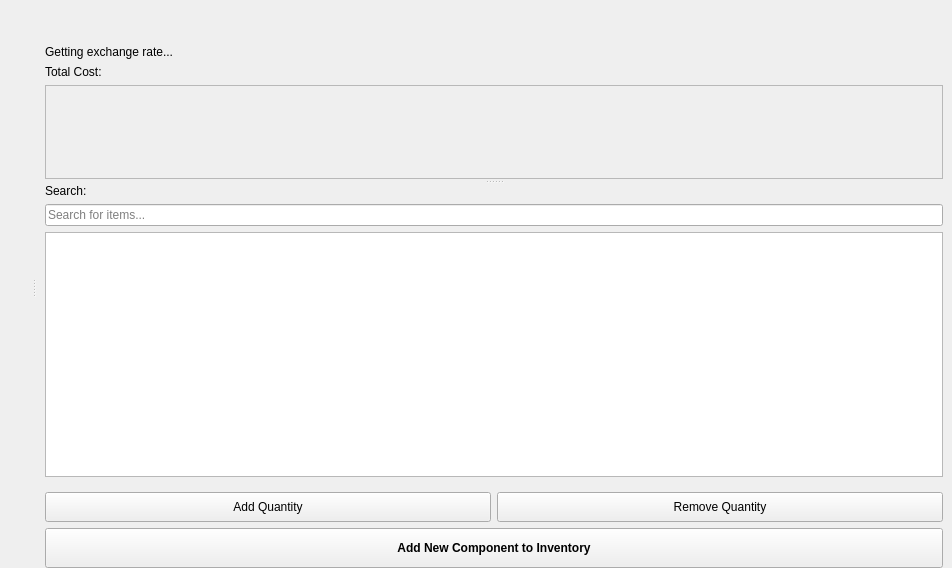
Old version of the form ui/widgets/components_tab.ui in the repository TheCodingJsoftware/Invigo.
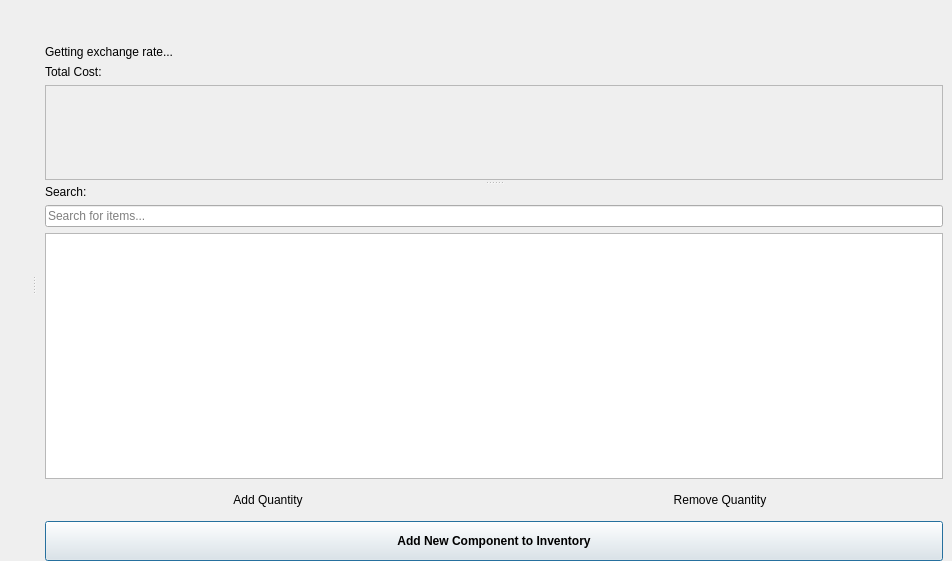
New version of the form. Icons and pictures are not drawn.

What changed in the file:
```diff
--- a/ui/widgets/components_tab.ui
+++ b/ui/widgets/components_tab.ui
@@ -7,7 +7,7 @@
     <x>0</x>
     <y>0</y>
     <width>952</width>
-    <height>568</height>
+    <height>561</height>
    </rect>
   </property>
   <property name="windowTitle">
@@ -91,6 +91,9 @@
           <property name="rightMargin">
            <number>0</number>
           </property>
+          <property name="bottomMargin">
+           <number>0</number>
+          </property>
           <item>
            <layout class="QHBoxLayout" name="horizontalLayout_3">
             <item>
@@ -186,8 +189,8 @@
                   <rect>
                    <x>0</x>
                    <y>0</y>
-                   <width>892</width>
-                   <height>77</height>
+                   <width>891</width>
+                   <height>78</height>
                   </rect>
                  </property>
                  <property name="maximumSize">
@@ -304,6 +307,9 @@
            <property name="text">
             <string>Add Quantity</string>
            </property>
+           <property name="flat">
+            <bool>true</bool>
+           </property>
           </widget>
          </item>
          <item>
@@ -320,6 +326,9 @@
            <property name="text">
             <string>Remove Quantity</string>
            </property>
+           <property name="flat">
+            <bool>true</bool>
+           </property>
           </widget>
          </item>
         </layout>
@@ -361,29 +370,6 @@
          <property name="statusTip">
           <string>Create a new item</string>
          </property>
-         <property name="styleSheet">
-          <string notr="true">QPushButton#pushButton_create_new{
-    color: #171717;
-	background-color: #3daee9;
-	border: 1px solid #3daee9;
-	border-radius: 8px;
-	padding: 8px 16px;
-	font-weight: bold;
-}
-QPushButton#pushButton_create_new:hover{
-	background-color: #48b6ed;
-	border-color: #48b6ed;
-}
-QPushButton#pushButton_create_new:pressed{
-	background-color: #2b92c5;
-}
-QPushButton#pushButton_create_new:disabled{
-	background-color: rgba(44, 44, 44, 130);
-	border: 1px solid rgba(57, 57, 57, 130);
-	color: rgb(144, 144, 144);
-	border-radius: 4px;
-}r</string>
-         </property>
          <property name="text">
           <string>Add New Component to Inventory</string>
          </property>
@@ -391,7 +377,7 @@
           <bool>false</bool>
          </property>
          <property name="default">
-          <bool>false</bool>
+          <bool>true</bool>
          </property>
          <property name="flat">
           <bool>false</bool>
```
